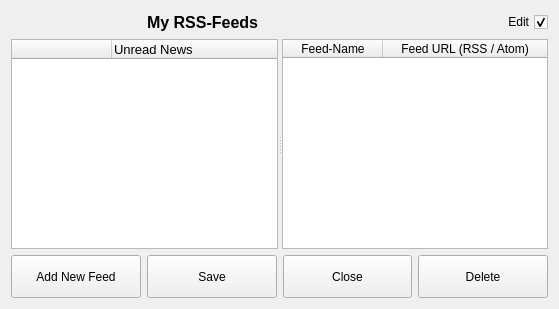
Before: the Qt Designer form ui/rss-list.ui in berndhs/arado, drawn with Qt 5.
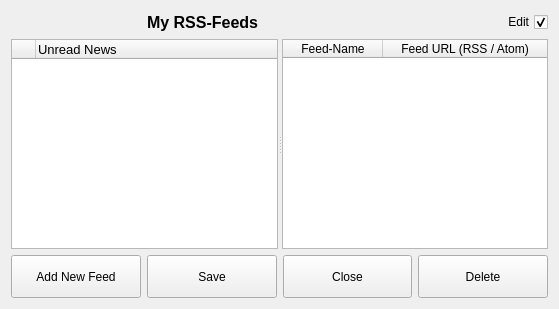
After: the same form once the commit is applied. Icons and pictures are not drawn.

Commit message: default header width of rss item table

```diff
--- a/ui/rss-list.ui
+++ b/ui/rss-list.ui
@@ -107,6 +107,12 @@
            <property name="wordWrap">
             <bool>false</bool>
            </property>
+           <attribute name="horizontalHeaderDefaultSectionSize">
+            <number>24</number>
+           </attribute>
+           <attribute name="horizontalHeaderMinimumSectionSize">
+            <number>24</number>
+           </attribute>
            <attribute name="horizontalHeaderStretchLastSection">
             <bool>true</bool>
            </attribute>
```
